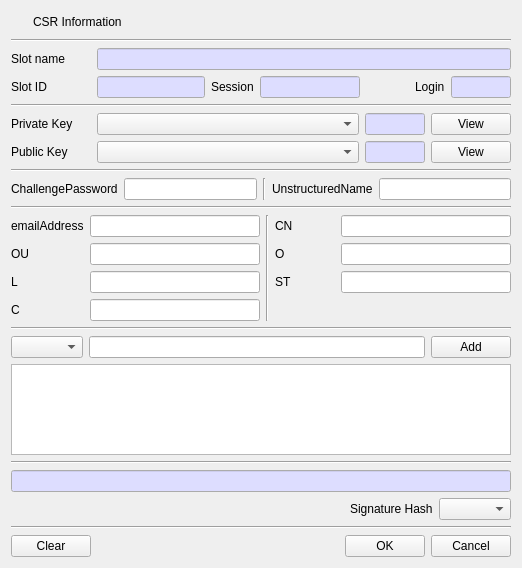
First picture: the form in CryptokiMan/make_csr_dlg.ui, repository jykim74/CryptokiMan, before the edit.
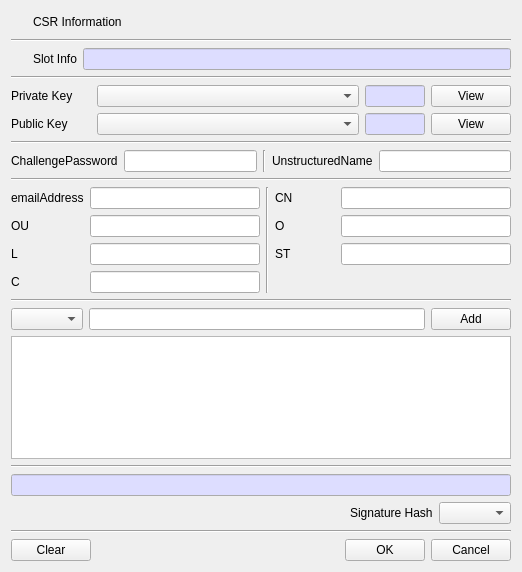
Second picture: the form after the edit. Icons and pictures are not drawn.

```diff
--- a/CryptokiMan/make_csr_dlg.ui
+++ b/CryptokiMan/make_csr_dlg.ui
@@ -7,7 +7,7 @@
     <x>0</x>
     <y>0</y>
     <width>518</width>
-    <height>568</height>
+    <height>572</height>
    </rect>
   </property>
   <property name="windowTitle">
@@ -83,217 +83,85 @@
    </item>
    <item>
     <layout class="QGridLayout" name="gridLayout_5">
-     <item row="0" column="0">
+     <item row="0" column="2">
+      <widget class="QLineEdit" name="mSlotInfoText">
+       <property name="sizePolicy">
+        <sizepolicy hsizetype="Expanding" vsizetype="Fixed">
+         <horstretch>0</horstretch>
+         <verstretch>0</verstretch>
+        </sizepolicy>
+       </property>
+       <property name="palette">
+        <palette>
+         <active>
+          <colorrole role="Base">
+           <brush brushstyle="SolidPattern">
+            <color alpha="255">
+             <red>221</red>
+             <green>221</green>
+             <blue>255</blue>
+            </color>
+           </brush>
+          </colorrole>
+         </active>
+         <inactive>
+          <colorrole role="Base">
+           <brush brushstyle="SolidPattern">
+            <color alpha="255">
+             <red>221</red>
+             <green>221</green>
+             <blue>255</blue>
+            </color>
+           </brush>
+          </colorrole>
+         </inactive>
+         <disabled/>
+        </palette>
+       </property>
+       <property name="readOnly">
+        <bool>true</bool>
+       </property>
+      </widget>
+     </item>
+     <item row="0" column="1">
       <widget class="QLabel" name="label_12">
        <property name="minimumSize">
         <size>
-         <width>80</width>
+         <width>0</width>
          <height>0</height>
         </size>
        </property>
        <property name="text">
-        <string>Slot name</string>
-       </property>
-      </widget>
-     </item>
-     <item row="0" column="1">
-      <widget class="QLineEdit" name="mSlotNameText">
-       <property name="sizePolicy">
-        <sizepolicy hsizetype="Expanding" vsizetype="Fixed">
-         <horstretch>0</horstretch>
-         <verstretch>0</verstretch>
-        </sizepolicy>
-       </property>
-       <property name="palette">
-        <palette>
-         <active>
-          <colorrole role="Base">
-           <brush brushstyle="SolidPattern">
-            <color alpha="255">
-             <red>221</red>
-             <green>221</green>
-             <blue>255</blue>
-            </color>
-           </brush>
-          </colorrole>
-         </active>
-         <inactive>
-          <colorrole role="Base">
-           <brush brushstyle="SolidPattern">
-            <color alpha="255">
-             <red>221</red>
-             <green>221</green>
-             <blue>255</blue>
-            </color>
-           </brush>
-          </colorrole>
-         </inactive>
-         <disabled/>
-        </palette>
-       </property>
-       <property name="readOnly">
-        <bool>true</bool>
-       </property>
-      </widget>
-     </item>
-    </layout>
-   </item>
-   <item>
-    <layout class="QGridLayout" name="gridLayout_6">
-     <item row="0" column="3">
-      <widget class="QLineEdit" name="mSessionText">
-       <property name="maximumSize">
-        <size>
-         <width>100</width>
-         <height>16777215</height>
-        </size>
-       </property>
-       <property name="palette">
-        <palette>
-         <active>
-          <colorrole role="Base">
-           <brush brushstyle="SolidPattern">
-            <color alpha="255">
-             <red>221</red>
-             <green>221</green>
-             <blue>255</blue>
-            </color>
-           </brush>
-          </colorrole>
-         </active>
-         <inactive>
-          <colorrole role="Base">
-           <brush brushstyle="SolidPattern">
-            <color alpha="255">
-             <red>221</red>
-             <green>221</green>
-             <blue>255</blue>
-            </color>
-           </brush>
-          </colorrole>
-         </inactive>
-         <disabled/>
-        </palette>
-       </property>
-       <property name="readOnly">
-        <bool>true</bool>
-       </property>
-      </widget>
-     </item>
-     <item row="0" column="6">
-      <widget class="QLineEdit" name="mLoginText">
-       <property name="maximumSize">
-        <size>
-         <width>60</width>
-         <height>16777215</height>
-        </size>
-       </property>
-       <property name="palette">
-        <palette>
-         <active>
-          <colorrole role="Base">
-           <brush brushstyle="SolidPattern">
-            <color alpha="255">
-             <red>221</red>
-             <green>221</green>
-             <blue>255</blue>
-            </color>
-           </brush>
-          </colorrole>
-         </active>
-         <inactive>
-          <colorrole role="Base">
-           <brush brushstyle="SolidPattern">
-            <color alpha="255">
-             <red>221</red>
-             <green>221</green>
-             <blue>255</blue>
-            </color>
-           </brush>
-          </colorrole>
-         </inactive>
-         <disabled/>
-        </palette>
-       </property>
-       <property name="readOnly">
-        <bool>true</bool>
-       </property>
-      </widget>
-     </item>
-     <item row="0" column="2">
-      <widget class="QLabel" name="label_14">
-       <property name="text">
-        <string>Session</string>
-       </property>
-      </widget>
-     </item>
-     <item row="0" column="5">
-      <widget class="QLabel" name="label_15">
-       <property name="text">
-        <string>Login</string>
+        <string>Slot Info</string>
        </property>
       </widget>
      </item>
      <item row="0" column="0">
-      <widget class="QLabel" name="label_13">
+      <widget class="QPushButton" name="mSlotBtn">
        <property name="minimumSize">
         <size>
-         <width>80</width>
+         <width>16</width>
          <height>0</height>
         </size>
        </property>
+       <property name="maximumSize">
+        <size>
+         <width>16</width>
+         <height>16777215</height>
+        </size>
+       </property>
        <property name="text">
-        <string>Slot ID</string>
+        <string/>
        </property>
-      </widget>
-     </item>
-     <item row="0" column="1">
-      <widget class="QLineEdit" name="mSlotIDText">
-       <property name="palette">
-        <palette>
-         <active>
-          <colorrole role="Base">
-           <brush brushstyle="SolidPattern">
-            <color alpha="255">
-             <red>221</red>
-             <green>221</green>
-             <blue>255</blue>
-            </color>
-           </brush>
-          </colorrole>
-         </active>
-         <inactive>
-          <colorrole role="Base">
-           <brush brushstyle="SolidPattern">
-            <color alpha="255">
-             <red>221</red>
-             <green>221</green>
-             <blue>255</blue>
-            </color>
-           </brush>
-          </colorrole>
-         </inactive>
-         <disabled/>
-        </palette>
+       <property name="icon">
+        <iconset resource="cryptokiman.qrc">
+         <normaloff>:/images/slot.png</normaloff>:/images/slot.png</iconset>
        </property>
-       <property name="readOnly">
+       <property name="flat">
         <bool>true</bool>
        </property>
       </widget>
      </item>
-     <item row="0" column="4">
-      <spacer name="horizontalSpacer_3">
-       <property name="orientation">
-        <enum>Qt::Horizontal</enum>
-       </property>
-       <property name="sizeHint" stdset="0">
-        <size>
-         <width>40</width>
-         <height>20</height>
-        </size>
-       </property>
-      </spacer>
-     </item>
     </layout>
    </item>
    <item>
```
Left out of the diff: 5 changed lines with no effect on the pictures.
